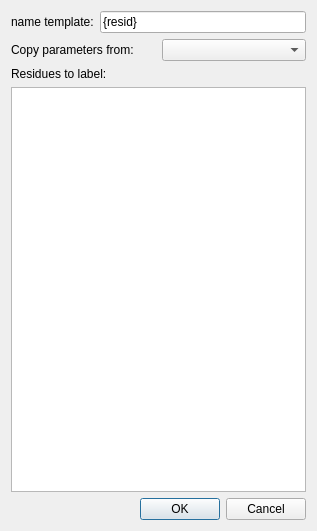
This is gui/BatchLPDialog.ui in Fluorescence-Tools/Olga as Qt 5 draws it before an edit. The edited form follows.
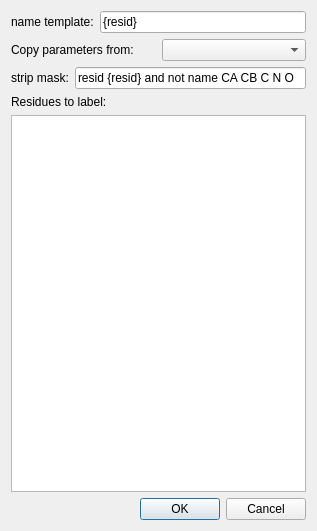
This is the edited form.

Commit message: Add strip_mask template in batch-LP-add dialog.

The edit to the form file:
```diff
--- a/gui/BatchLPDialog.ui
+++ b/gui/BatchLPDialog.ui
@@ -52,6 +52,30 @@
      </item>
     </layout>
    </item>
+   <item>
+    <layout class="QHBoxLayout" name="horizontalLayout_3">
+     <item>
+      <widget class="QLabel" name="label_4">
+       <property name="text">
+        <string>strip mask:</string>
+       </property>
+       <property name="buddy">
+        <cstring>nameTemplateEdit</cstring>
+       </property>
+      </widget>
+     </item>
+     <item>
+      <widget class="QLineEdit" name="stripTemplateEdit">
+       <property name="text">
+        <string>resid {resid} and not name CA CB C N O</string>
+       </property>
+       <property name="placeholderText">
+        <string>{resid}</string>
+       </property>
+      </widget>
+     </item>
+    </layout>
+   </item>
    <item>
     <layout class="QVBoxLayout" name="verticalLayout_2">
      <item>
```
The commit also changes 1 other file.
